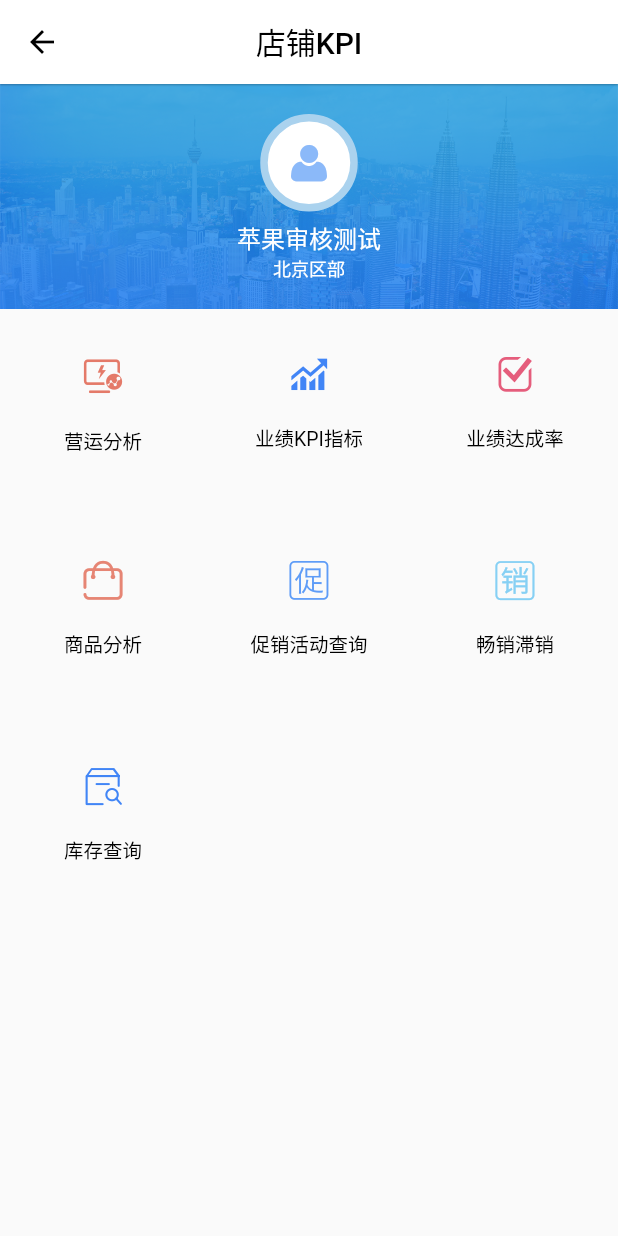
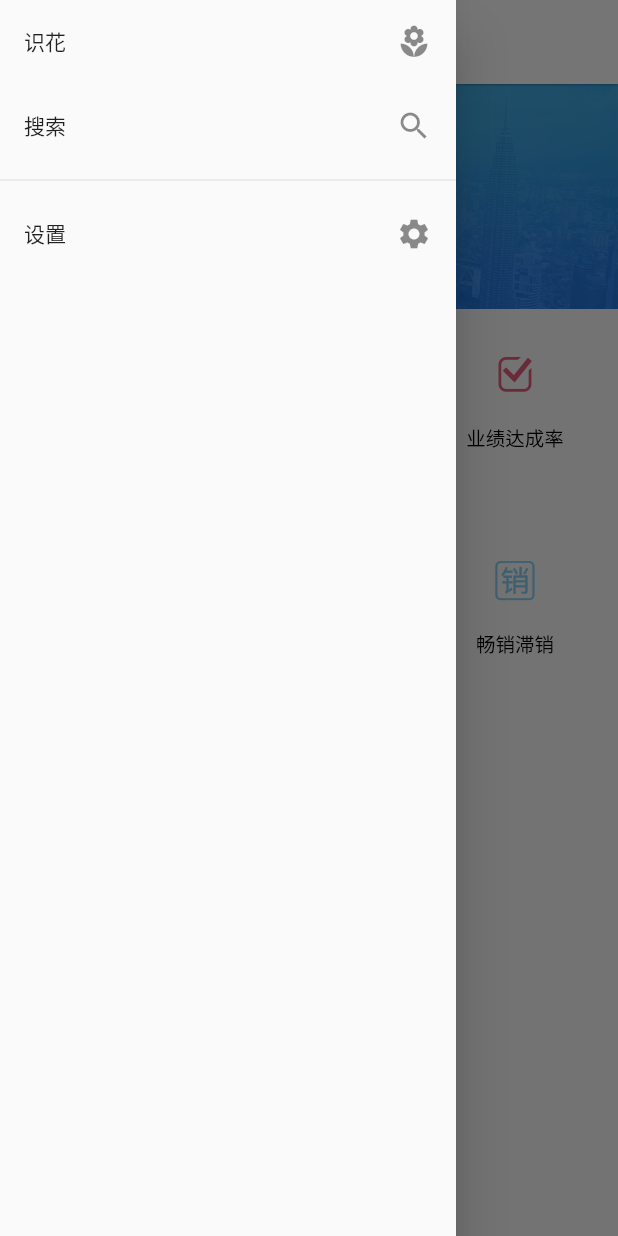
Before and after one commit to rookiesQ/flutter, a Flutter app: the HomeKpi screen opened directly, with the side drawer open (before the commit the screen has no drawer), on a phone screen of 412 x 824 dp. Run offline on Flutter 3.47's test engine with Material 2 defaults, Android fonts, the phone set to English and light mode, and no system bars; our stand-ins replace intro_slider, shared_preferences; missing offline and left inert: flutter_webview_plugin; accounts and stored records are empty; statements that could not run were skipped.

Commit message:
添加侧滑栏

```diff
--- a/lib/home/home_kpi.dart
+++ b/lib/home/home_kpi.dart
@@ -11,6 +11,28 @@ class HomeKpi extends StatelessWidget{
         elevation: 0.5,
         backgroundColor: Colors.white,
       ),
+      drawer: new Drawer(
+        child: ListView(
+          children: <Widget>[
+            new ListTile(
+              title: new Text("识花"),
+              trailing: new Icon(Icons.local_florist),
+            ),
+            new ListTile(
+              title: new Text("搜索"),
+              trailing: new Icon(Icons.search),
+              onTap: (){
+                Navigator.of(context).pushNamed("/webview");
+              },
+            ),
+            new Divider(),
+            new ListTile(
+              title: new Text("设置"),
+              trailing: new Icon(Icons.settings),
+            ),
+          ],
+        )
+      ),
       body: new Column(
         children: <Widget>[
           HeaderPart(),
@@ -18,7 +40,8 @@ class HomeKpi extends StatelessWidget{
             child: new Menu(),
           )
         ]
-      )
+      ),
+
     );
   }
 }
--- a/pubspec.yaml
+++ b/pubspec.yaml
@@ -26,6 +26,7 @@ dependencies:
   intro_slider: any
   shared_preferences: ^0.4.3
   dio: ^2.1.0
+  flutter_webview_plugin: ^0.3.0+2
 
 dev_dependencies:
   flutter_test:
```
Also changed, not shown: lib/app.dart (+11 -1 lines), lib/main.dart (+16 -1 lines), pubspec.lock, 1 other file.
